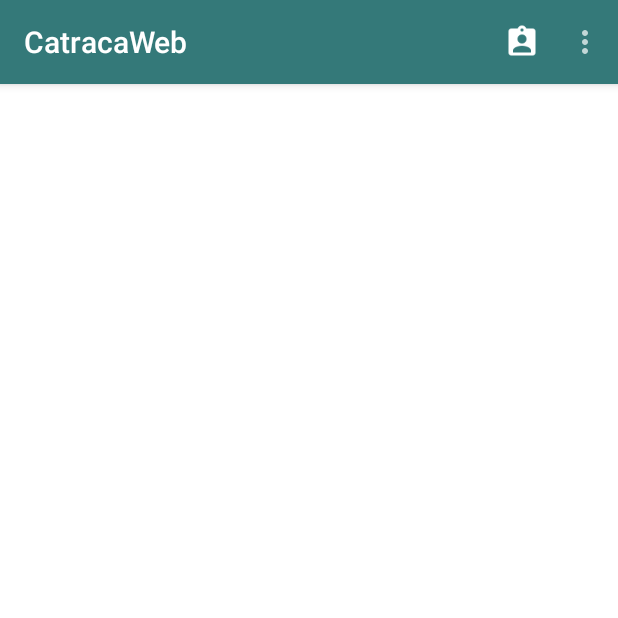
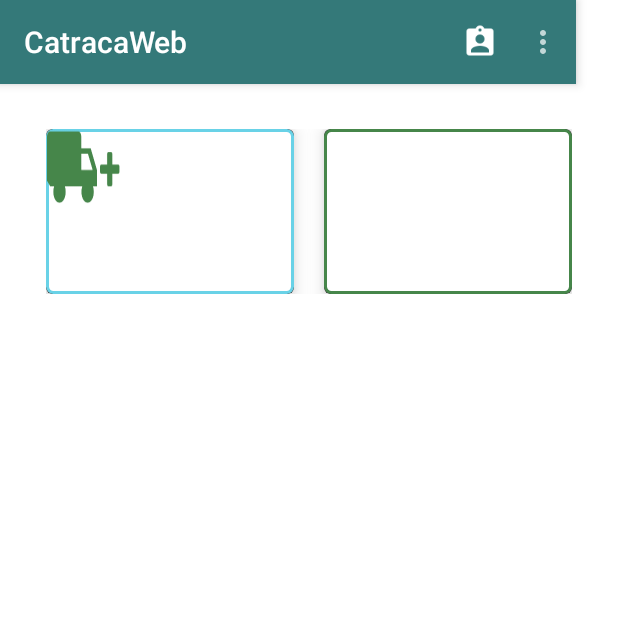
Before and after one commit to rafafreitas/catraca_web_app, an Android app: the HomeActivity screen opened directly, with no data from a screen before it, on a phone screen of 412 x 824 dp, the top half of it. Run offline under Robolectric (Android 15) with nearby library versions, the phone set to English and light mode, and no system bars.

Commit message:
* Iniciado implementação da Home. * Criado ActionBar com Menu e Botões. * Adicionado Novos Ícones Material Design

```diff
--- /dev/null
+++ b/app/src/main/res/drawable/border_card_car.xml
@@ -0,0 +1,15 @@
+<?xml version="1.0" encoding="utf-8"?>
+<shape
+    xmlns:android="http://schemas.android.com/apk/res/android">
+
+
+        <solid android:color="#ffffff"/>
+        <stroke android:width="2dip" android:color="#46864a" />
+        <corners android:radius="4dip"/>
+        <padding android:left="0dip" android:top="0dip"
+            android:right="0dip" android:bottom="0dip" />
+
+
+
+
+</shape>
--- /dev/null
+++ b/app/src/main/res/drawable/border_card_user.xml
@@ -0,0 +1,12 @@
+<?xml version="1.0" encoding="utf-8"?>
+<shape
+    xmlns:android="http://schemas.android.com/apk/res/android">
+
+    <solid android:color="#ffffff"/>
+    <stroke android:width="2dip" android:color="#69D2E7" />
+    <corners android:radius="4dip"/>
+    <padding android:left="0dip" android:top="0dip"
+            android:right="0dip" android:bottom="0dip" />
+
+
+</shape>
--- a/app/src/main/res/layout/activity_home.xml
+++ b/app/src/main/res/layout/activity_home.xml
@@ -1,19 +1,82 @@
 <?xml version="1.0" encoding="utf-8"?>
-<android.support.constraint.ConstraintLayout
+<LinearLayout
     xmlns:android="http://schemas.android.com/apk/res/android"
     xmlns:app="http://schemas.android.com/apk/res-auto"
     xmlns:tools="http://schemas.android.com/tools"
+    android:orientation="vertical"
     android:layout_width="match_parent"
     android:layout_height="match_parent"
     android:background="@color/colorWhite"
-    tools:context="com.example.rafael.catraca_web_app.HomeActivity">
+    tools:context="com.example.rafael.catraca_web_app.HomeActivity"
+    tools:layout_editor_absoluteY="25dp">
 
     <android.support.v7.widget.Toolbar
         android:id="@+id/my_toolbar"
-        android:layout_width="match_parent"
+        android:layout_width="384dp"
         android:layout_height="wrap_content"
         android:background="@color/colorNPrimary"
-        android:elevation="4dp"
-        />
+        android:elevation="4dp" />
 
-</android.support.constraint.ConstraintLayout>
+    <RelativeLayout
+        android:layout_width="wrap_content"
+        android:layout_height="wrap_content"
+        android:layout_gravity="center"
+        android:layout_marginTop="30dp"
+
+        >
+
+        <android.support.v7.widget.CardView
+            xmlns:card_view="http://schemas.android.com/apk/res-auto"
+            android:id="@+id/card_view_01"
+            android:layout_gravity="center"
+            android:layout_width="165dp"
+            android:layout_height="110dp"
+            android:layout_marginRight="10dp"
+            card_view:cardElevation="8dp"
+            card_view:cardCornerRadius="4dp"
+            >
+
+            <ImageView
+                android:src="@drawable/border_card_user"
+                android:layout_width="match_parent"
+                android:layout_height="match_parent"
+                android:scaleType="fitXY"/>
+
+            <ImageView
+                android:src="@drawable/icon_truck_plus"
+                android:layout_width="50dp"
+                android:layout_height="50dp"
+                android:scaleType="fitXY"/>
+
+
+
+        </android.support.v7.widget.CardView>
+
+        <android.support.v7.widget.CardView
+            xmlns:card_view="http://schemas.android.com/apk/res-auto"
+            android:id="@+id/card_view_02"
+            android:layout_toRightOf="@+id/card_view_01"
+            android:layout_gravity="center"
+            android:layout_width="165dp"
+            android:layout_height="110dp"
+            android:layout_marginLeft="10dp"
+            card_view:cardElevation="8dp"
+            card_view:cardCornerRadius="4dp"
+            >
+
+            <ImageView
+                android:src="@drawable/border_card_car"
+                android:layout_width="match_parent"
+                android:layout_height="match_parent"
+                android:scaleType="fitXY"/>
+
+
+        </android.support.v7.widget.CardView>
+
+
+    </RelativeLayout>
+
+
+
+
+</LinearLayout>
--- a/app/src/main/res/values/colors.xml
+++ b/app/src/main/res/values/colors.xml
@@ -11,6 +11,10 @@
     <color name="colorNPrimary">#347979</color>
     <color name="colorNPrimaryDark">#262e2e</color>
 
+    <!-- CardViewer -->
+    <color name="colorCardViewer">#afafaf</color>
+
+
     <!-- Padrões -->
     <!--color name="color_back">#5b7a80</color-->
     <color name="color_back">#5b7a80</color>
```
Also changed, not shown: app/src/main/res/drawable-hdpi/icon_truck_plus.png (added).
